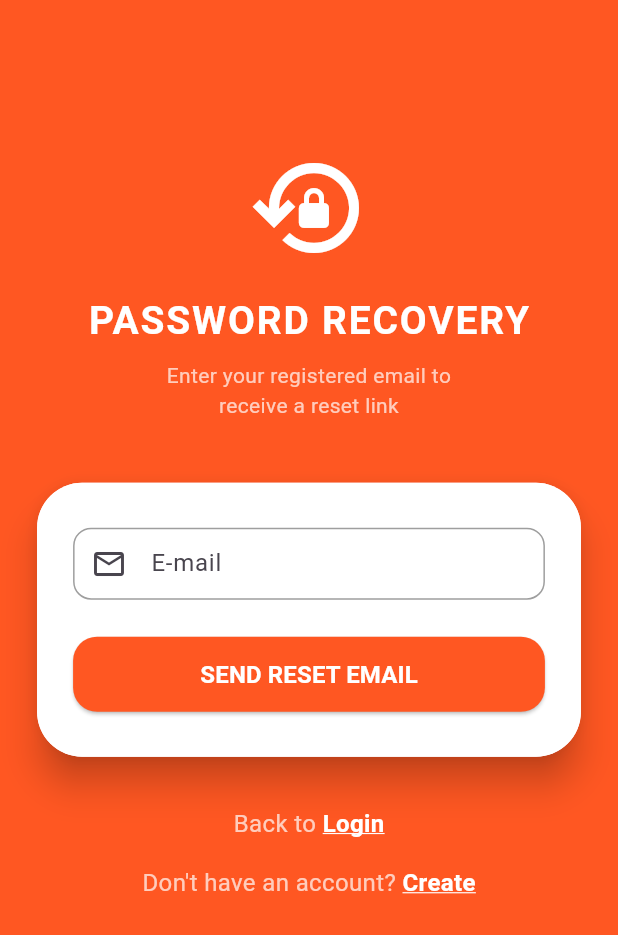
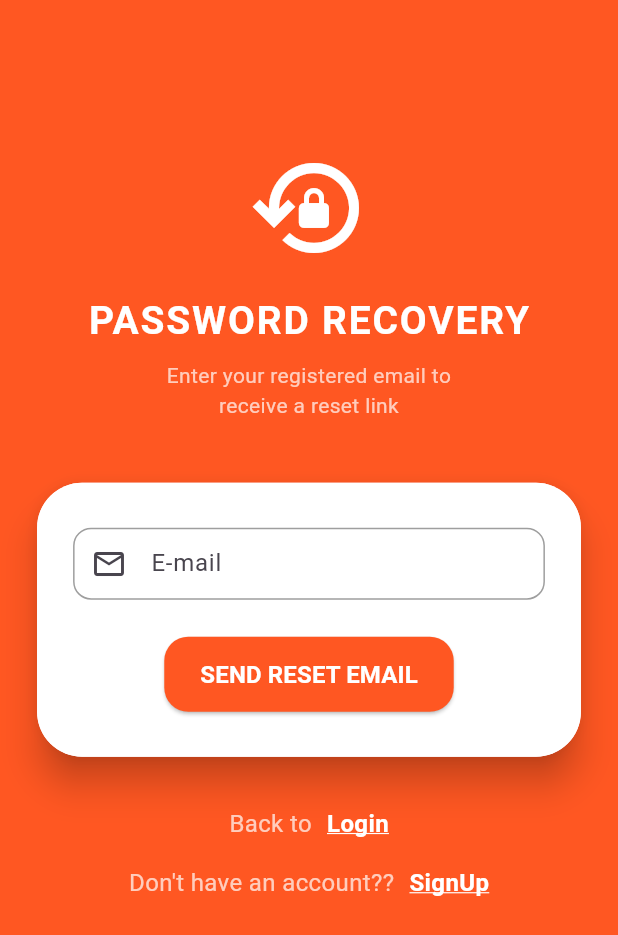
Before and after one commit to Virenrangani/fooygo, a Flutter app: the ForgetPass screen opened directly, on a phone screen of 412 x 824 dp. Shown: the top 935 px of the screen. Run offline on Flutter 3.47's test engine with Material 3 defaults, Android fonts, the phone set to English and light mode, and no system bars; our stand-ins replace cloud_firestore, curved_navigation_bar, dio, firebase_auth, firebase_core, firebase_storage and 6 more; missing offline and left inert: slidable_button; accounts and stored records are empty.

Commit message:
fix : add the string separate class  and use in ui

```diff
--- a/lib/core/constant/string/custom_string.dart
+++ b/lib/core/constant/string/custom_string.dart
@@ -53,5 +53,11 @@ class CustomString {
   static const String skip="Skip";
   static const String next="next";
 
+  static const String resetPasswordEmailSent="Password reset email sent! Check your inbox";
+  static const String passRecovery="PASSWORD RECOVERY";
+  static const String enterMailToReceiveLink="Enter your registered email to\nreceive a reset link";
+  static const String resetEmail="SEND RESET EMAIL";
+  static const String back="Back to";
+
 
 }
--- a/lib/feature/forget_password/presentation/page/forgetpass.dart
+++ b/lib/feature/forget_password/presentation/page/forgetpass.dart
@@ -40,7 +40,7 @@ class _ForgetPassState extends State<ForgetPass> {
             if (state is ForgetPassSuccess) {
               CustomSnacksBar.showSuccess(
                 context,
-                'Password reset email sent! Check your inbox.',
+                CustomString.resetPasswordEmailSent,
               );
               Navigator.pushAndRemoveUntil(
                 context,
@@ -58,7 +58,6 @@ class _ForgetPassState extends State<ForgetPass> {
               child: SizedBox(
                 child: Column(
                   children: [
-                    // — Header —
                     Container(
                       margin: EdgeInsets.only(top: screenHeight * 0.12),
                       child: const Icon(
@@ -69,7 +68,7 @@ class _ForgetPassState extends State<ForgetPass> {
                     ),
                     SizedBox(height: screenHeight * 0.02),
                     const Text(
-                      'PASSWORD RECOVERY',
+                      CustomString.passRecovery,
                       style: TextStyle(
                         fontSize: 26,
                         fontWeight: FontWeight.bold,
@@ -79,7 +78,7 @@ class _ForgetPassState extends State<ForgetPass> {
                     ),
                     SizedBox(height: screenHeight * 0.01),
                     const Text(
-                      'Enter your registered email to\nreceive a reset link',
+                      CustomString.enterMailToReceiveLink,
                       textAlign: TextAlign.center,
                       style: TextStyle(
                         fontSize: 14,
@@ -126,7 +125,6 @@ class _ForgetPassState extends State<ForgetPass> {
                                   color: Colors.deepOrange,
                                 )
                                     : SizedBox(
-                                  width: double.infinity,
                                   height: 50,
                                   child: ElevatedButton(
                                     style: ElevatedButton.styleFrom(
@@ -147,7 +145,7 @@ class _ForgetPassState extends State<ForgetPass> {
                                       }
                                     },
                                     child: const Text(
-                                      'SEND RESET EMAIL',
+                                      CustomString.resetEmail,
                                       style: TextStyle(
                                         fontSize: 16,
                                         fontWeight: FontWeight.bold,
@@ -168,12 +166,13 @@ class _ForgetPassState extends State<ForgetPass> {
                       mainAxisAlignment: MainAxisAlignment.center,
                       children: [
                         const Text(
-                          'Back to ',
+                           CustomString.back,
                           style: TextStyle(
                             fontSize: 16,
                             color: Colors.white70,
                           ),
                         ),
+                        SizedBox(width:10,),
                         GestureDetector(
                           onTap: () => Navigator.pushAndRemoveUntil(
                             context,
@@ -183,7 +182,7 @@ class _ForgetPassState extends State<ForgetPass> {
                                 (_) => false,
                           ),
                           child: const Text(
-                            'Login',
+                            CustomString.login,
                             style: TextStyle(
                               fontSize: 16,
                               fontWeight: FontWeight.bold,
@@ -200,12 +199,13 @@ class _ForgetPassState extends State<ForgetPass> {
                       mainAxisAlignment: MainAxisAlignment.center,
                       children: [
                         const Text(
-                          "Don't have an account? ",
+                          CustomString.notAccount,
                           style: TextStyle(
                             fontSize: 16,
                             color: Colors.white70,
                           ),
                         ),
+                        SizedBox(width:10,),
                         GestureDetector(
                           onTap: () => Navigator.pushAndRemoveUntil(
                             context,
@@ -215,7 +215,7 @@ class _ForgetPassState extends State<ForgetPass> {
                                 (_) => false,
                           ),
                           child: const Text(
-                            'Create',
+                            CustomString.signUp,
                             style: TextStyle(
                               fontSize: 16,
                               fontWeight: FontWeight.bold,
```
